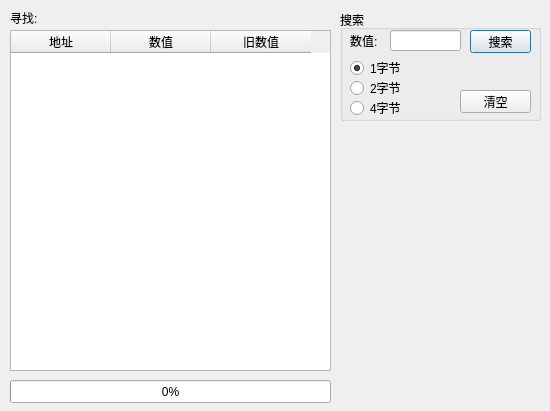
The window that src/frontend/qt_sdl/RAMInfoDialog.ui (melonDS-emu/melonDS) describes before a commit, drawn with Qt 5.
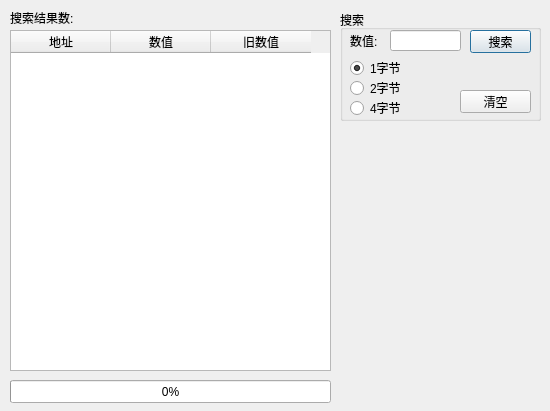
The same window after the commit.

The edit to the form file:
```diff
--- a/src/frontend/qt_sdl/RAMInfoDialog.ui
+++ b/src/frontend/qt_sdl/RAMInfoDialog.ui
@@ -228,7 +228,7 @@
     </rect>
    </property>
    <property name="text">
-    <string>寻找:</string>
+    <string>搜索结果数:</string>
    </property>
   </widget>
  </widget>
```
